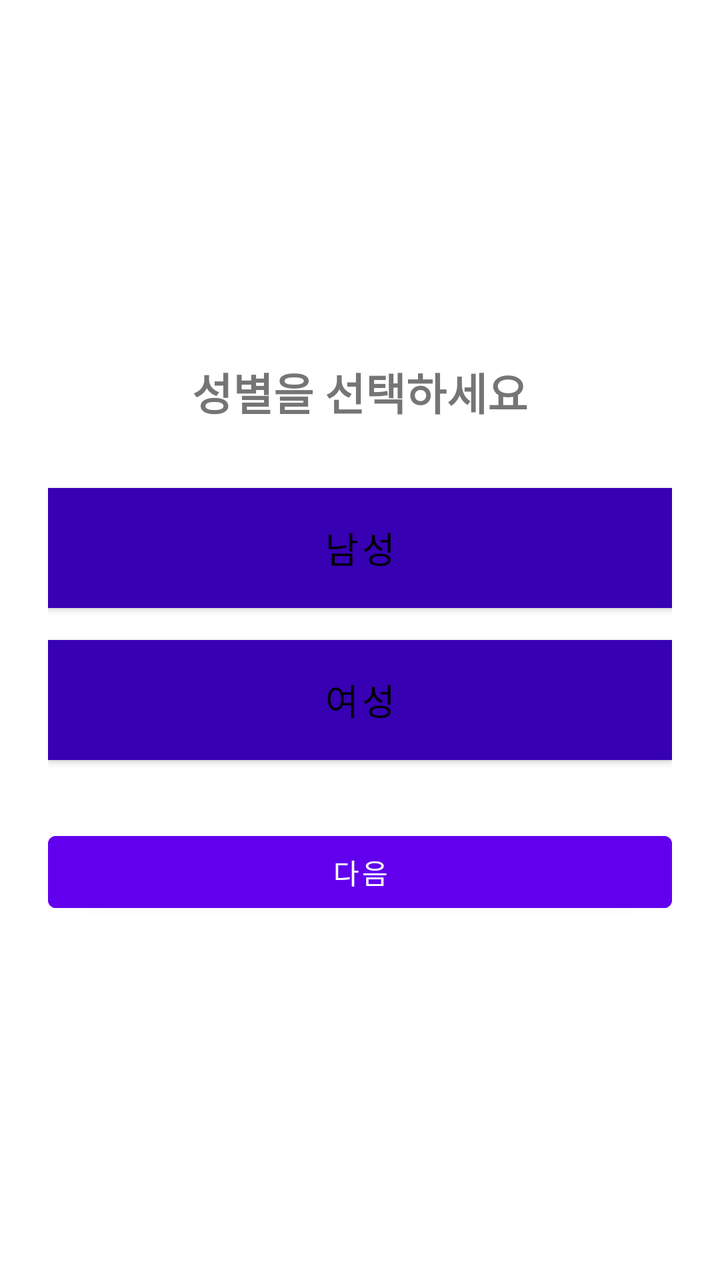
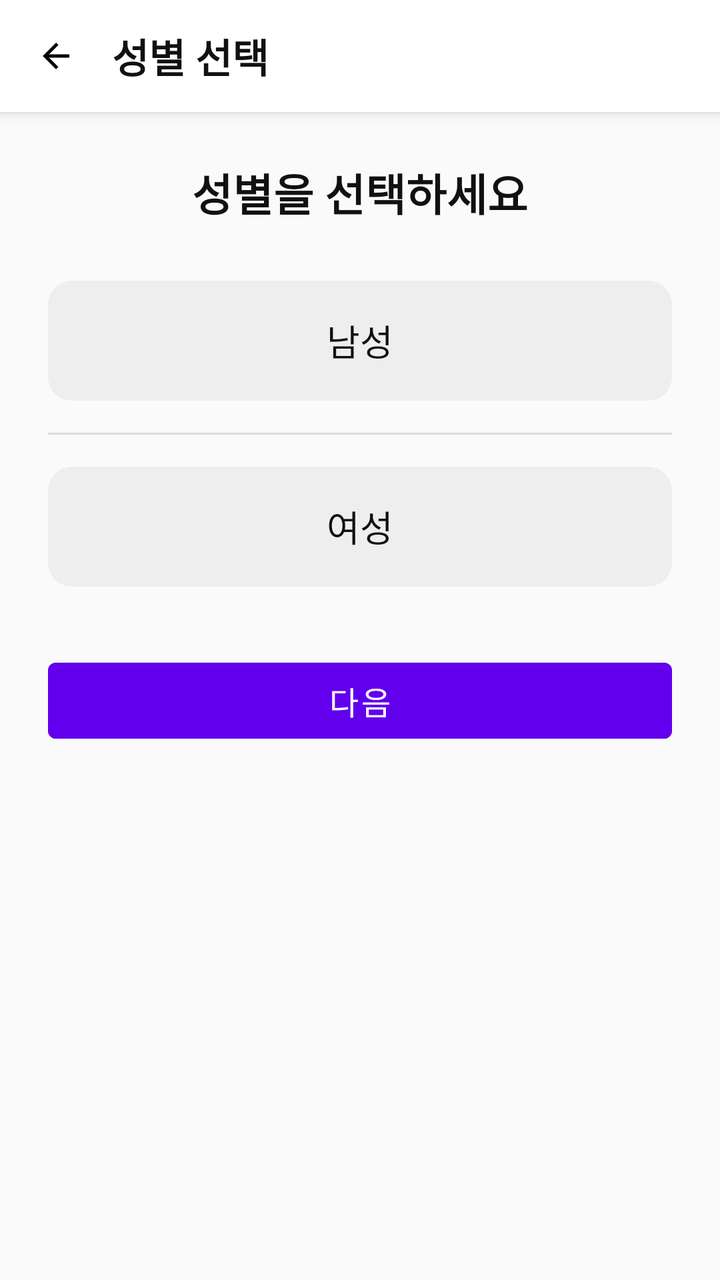

Two renders of the same Android screen: before a commit and after it. Below are the layout's source before the change and the commit's diff.
<!-- AndroidManifest.xml: application theme Theme.GJGN -->
<!-- res/layout/fragment_gender.xml -->
<?xml version="1.0" encoding="utf-8"?>
<LinearLayout xmlns:android="http://schemas.android.com/apk/res/android"
    android:layout_width="match_parent"
    android:layout_height="match_parent"
    android:orientation="vertical"
    android:gravity="center"
    android:padding="24dp">

    <TextView
        android:id="@+id/tvGenderTitle"
        android:layout_width="wrap_content"
        android:layout_height="wrap_content"
        android:text="성별을 선택하세요"
        android:textSize="22sp"
        android:textStyle="bold"
        android:layout_marginBottom="32dp"/>

    <Button
        android:id="@+id/btnMale"
        android:layout_width="match_parent"
        android:layout_height="60dp"
        android:text="남성"
        android:textSize="18sp"
        android:background="@color/gray_light"
        android:textColor="@android:color/black"/>

    <Button
        android:id="@+id/btnFemale"
        android:layout_width="match_parent"
        android:layout_height="60dp"
        android:text="여성"
        android:textSize="18sp"
        android:background="@color/gray_light"
        android:textColor="@android:color/black"
        android:layout_marginTop="16dp"/>

    <Button
        android:id="@+id/btnNextGender"
        android:layout_width="match_parent"
        android:layout_height="wrap_content"
        android:text="다음"
        android:layout_marginTop="32dp"
        android:backgroundTint="@color/purple_500"
        android:textColor="@android:color/white"/>
</LinearLayout>
<!-- resources referenced by this layout -->
<resources>
  <color name="gray_light">#EEEEEE</color>
  <color name="purple_500">#FF6200EE</color>
  <style name="Theme.GJGN" parent="Theme.MaterialComponents.DayNight.NoActionBar">
          
          <item name="colorPrimary">@color/purple_700</item>
          <item name="colorPrimaryVariant">@color/purple_700</item>
          <item name="colorOnPrimary">@android:color/white</item>
          <item name="colorSecondary">@color/teal_700</item>
          <item name="android:windowMinWidthMajor">320dp</item>
          <item name="android:windowMinWidthMinor">320dp</item>
      </style>
  <color name="purple_700">#FF3700B3</color>
  <color name="teal_700">#FF018786</color>
</resources>

<!-- the commit's change to res/layout/fragment_gender.xml (unified diff, before → after) -->
@@ -3,43 +3,116 @@
     android:layout_width="match_parent"
     android:layout_height="match_parent"
     android:orientation="vertical"
-    android:gravity="center"
-    android:padding="24dp">
+    android:background="#FAFAFA">
 
-    <TextView
-        android:id="@+id/tvGenderTitle"
-        android:layout_width="wrap_content"
-        android:layout_height="wrap_content"
-        android:text="성별을 선택하세요"
-        android:textSize="22sp"
-        android:textStyle="bold"
-        android:layout_marginBottom="32dp"/>
+    
+    <LinearLayout
+        android:layout_width="match_parent"
+        android:layout_height="56dp"
+        android:orientation="horizontal"
+        android:gravity="center_vertical"
+        android:paddingStart="12dp"
+        android:paddingEnd="12dp"
+        android:background="@android:color/white"
+        android:elevation="4dp">
 
-    <Button
-        android:id="@+id/btnMale"
+        <ImageView
+            android:id="@+id/btnBack"
+            android:layout_width="32dp"
+            android:layout_height="32dp"
+            android:src="@drawable/ic_arrow_back"
+            android:padding="6dp"
+            android:background="?attr/selectableItemBackgroundBorderless" />
+
+        <TextView
+            android:text="성별 선택"
+            android:textStyle="bold"
+            android:textSize="20sp"
+            android:textColor="#111111"
+            android:layout_marginStart="12dp"
+            android:layout_width="wrap_content"
+            android:layout_height="wrap_content" />
+    </LinearLayout>
+
+    
+    <ScrollView
         android:layout_width="match_parent"
-        android:layout_height="60dp"
-        android:text="남성"
-        android:textSize="18sp"
-        android:background="@color/gray_light"
-        android:textColor="@android:color/black"/>
+        android:layout_height="match_parent"
+        android:fillViewport="true">
 
-    <Button
-        android:id="@+id/btnFemale"
-        android:layout_width="match_parent"
-        android:layout_height="60dp"
-        android:text="여성"
-        android:textSize="18sp"
-        android:background="@color/gray_light"
-        android:textColor="@android:color/black"
-        android:layout_marginTop="16dp"/>
+        <LinearLayout
+            android:orientation="vertical"
+            android:padding="24dp"
+            android:gravity="center_horizontal"
+            android:layout_width="match_parent"
+            android:layout_height="wrap_content">
 
-    <Button
-        android:id="@+id/btnNextGender"
-        android:layout_width="match_parent"
-        android:layout_height="wrap_content"
-        android:text="다음"
-        android:layout_marginTop="32dp"
-        android:backgroundTint="@color/purple_500"
-        android:textColor="@android:color/white"/>
+            
+            <TextView
+                android:id="@+id/tvGenderTitle"
+                android:layout_width="wrap_content"
+                android:layout_height="wrap_content"
+                android:text="성별을 선택하세요"
+                android:textSize="22sp"
+                android:textStyle="bold"
+                android:textColor="#111111"
+                android:layout_marginBottom="28dp" />
+
+            
+            <RadioGroup
+                android:id="@+id/rgGender"
+                android:layout_width="match_parent"
+                android:layout_height="wrap_content"
+                android:orientation="vertical">
+
+                
+                <RadioButton
+                    android:id="@+id/btnMale"
+                    android:layout_width="match_parent"
+                    android:layout_height="60dp"
+                    android:text="남성"
+                    android:textSize="18sp"
+                    android:textColor="#111111"
+                    android:gravity="center"
+                    android:button="@null"
+                    android:background="@drawable/bg_selectable"
+                    android:padding="12dp" />
+
+                
+                <View
+                    android:layout_width="match_parent"
+                    android:layout_height="1dp"
+                    android:layout_marginTop="16dp"
+                    android:layout_marginBottom="16dp"
+                    android:background="#DDDDDD" />
+
+                
+                <RadioButton
+                    android:id="@+id/btnFemale"
+                    android:layout_width="match_parent"
+                    android:layout_height="60dp"
+                    android:text="여성"
+                    android:textSize="18sp"
+                    android:textColor="#111111"
+                    android:gravity="center"
+                    android:button="@null"
+                    android:background="@drawable/bg_selectable"
+                    android:padding="12dp" />
+
+            </RadioGroup>
+
+            
+            <Button
+                android:id="@+id/btnNextGender"
+                android:layout_width="match_parent"
+                android:layout_height="50dp"
+                android:text="다음"
+                android:textSize="16sp"
+                android:layout_marginTop="32dp"
+                android:textColor="@android:color/white"
+                android:backgroundTint="@color/purple_500" />
+
+        </LinearLayout>
+    </ScrollView>
+
 </LinearLayout>
<!-- resource entries referenced after the edit -->
@@ -2,6 +2,37 @@
 <resources>
   <color name="gray_light">#EEEEEE</color>
   <color name="purple_500">#FF6200EE</color>
+  <!-- drawable bg_selectable (drawable) -->
+  <selector xmlns:android="http://schemas.android.com/apk/res/android">
+  
+      
+      <item android:state_pressed="true">
+          <shape android:shape="rectangle">
+              <solid android:color="#E0E0E0"/> 
+              <corners android:radius="12dp"/>
+          </shape>
+      </item>
+  
+      
+      <item>
+          <shape android:shape="rectangle">
+              <solid android:color="@color/gray_light"/>
+              <corners android:radius="12dp"/>
+          </shape>
+      </item>
+  
+  </selector>
+  <!-- drawable ic_arrow_back (drawable) -->
+  <vector xmlns:android="http://schemas.android.com/apk/res/android"
+      android:width="24dp"
+      android:height="24dp"
+      android:viewportWidth="24"
+      android:viewportHeight="24">
+  
+      <path
+          android:fillColor="#000000"
+          android:pathData="M20,11H7.83l5.59,-5.59L12,4l-8,8 8,8 1.41,-1.41L7.83,13H20v-2z"/>
+  </vector>
   <style name="Theme.GJGN" parent="Theme.MaterialComponents.DayNight.NoActionBar">
           
           <item name="colorPrimary">@color/purple_700</item>
